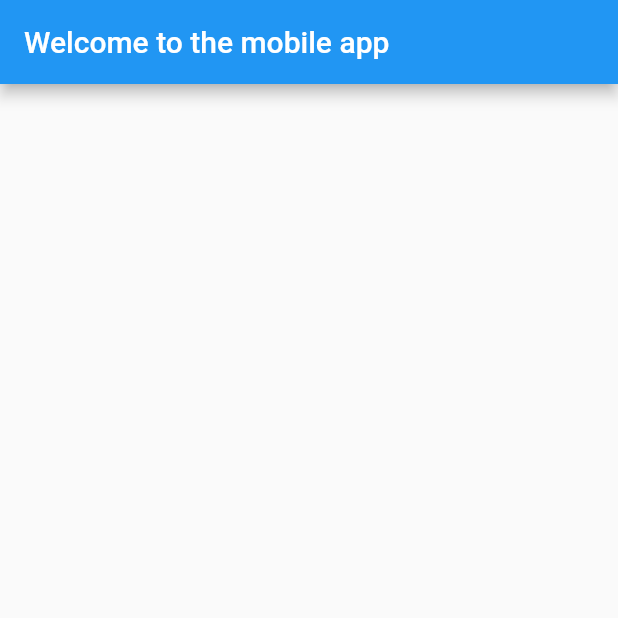
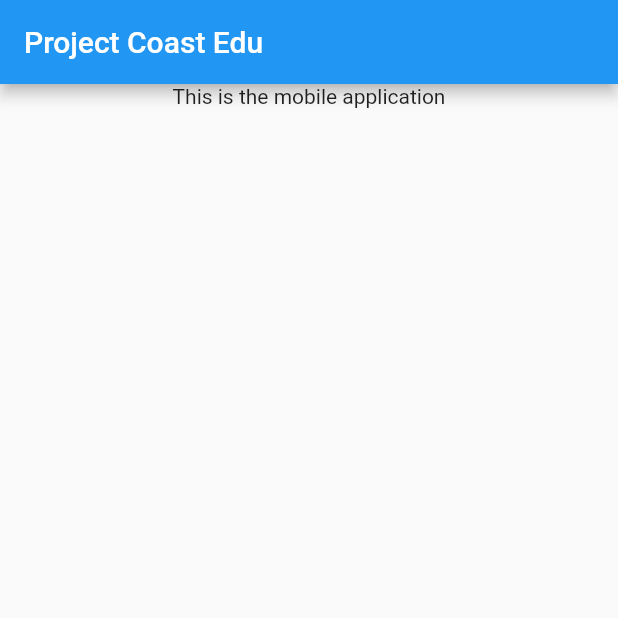
Before and after one commit to danielmc02/Project-Coast-Edu, a Flutter app: the screen it shows after launch, on a phone screen of 412 x 824 dp, the top half of it. Run offline on Flutter 3.47's test engine with Material 2 defaults, Android fonts, the light colour scheme and no system bars.

Commit message:
Added body to mobile application

```diff
--- a/Frontend/mobile/frontend_mobile_app/lib/main.dart
+++ b/Frontend/mobile/frontend_mobile_app/lib/main.dart
@@ -1,7 +1,6 @@
 import 'package:flutter/material.dart';
 
-void main()
-{
+void main() {
   runApp(const RootApp());
 }
 
@@ -12,7 +11,19 @@ class RootApp extends StatelessWidget {
   Widget build(BuildContext context) {
     return MaterialApp(
       home: Scaffold(
-      appBar: AppBar(title: Text("Welcome to the mobile app"),),
+        appBar: AppBar(
+          title: Text("Project Coast Edu"),
+        ),
+        body: Container(
+          width: MediaQuery.of(context).size.width,
+          child: Column(
+            children: [
+              Center(
+                child: Text("This is the mobile application"),
+              )
+            ],
+          ),
+        ),
       ),
     );
   }
```
